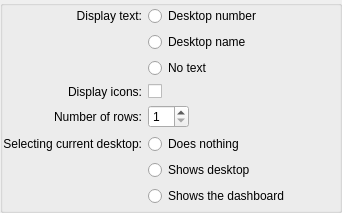
This is plasma/desktop/applets/pager/pagerConfig.ui in mgottschlag/kwin-tiling as Qt 5 draws it before an edit. The edited form follows.
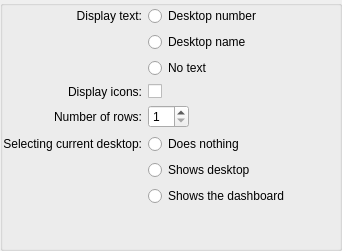
This is the edited form. Custom widgets are drawn as their Qt base class.

Commit message: proper spacing, don't stretch vertically

Diff of the .ui file:
```diff
--- a/plasma/desktop/applets/pager/pagerConfig.ui
+++ b/plasma/desktop/applets/pager/pagerConfig.ui
@@ -7,7 +7,7 @@
     <x>0</x>
     <y>0</y>
     <width>342</width>
-    <height>213</height>
+    <height>251</height>
    </rect>
   </property>
   <property name="windowTitle">
@@ -180,6 +180,19 @@
         </attribute>
        </widget>
       </item>
+      <item row="8" column="1">
+       <spacer name="verticalSpacer">
+        <property name="orientation">
+         <enum>Qt::Vertical</enum>
+        </property>
+        <property name="sizeHint" stdset="0">
+         <size>
+          <width>20</width>
+          <height>40</height>
+         </size>
+        </property>
+       </spacer>
+      </item>
      </layout>
     </widget>
    </item>
```
Left out of the diff: 12 changed lines with no effect on the pictures.
